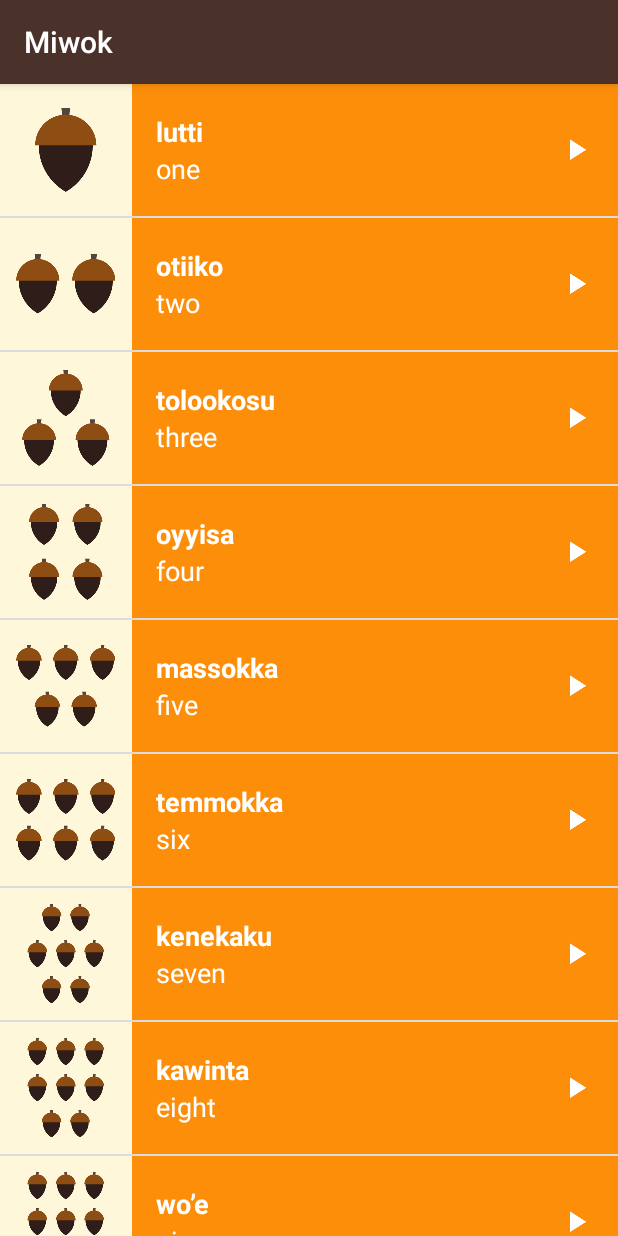
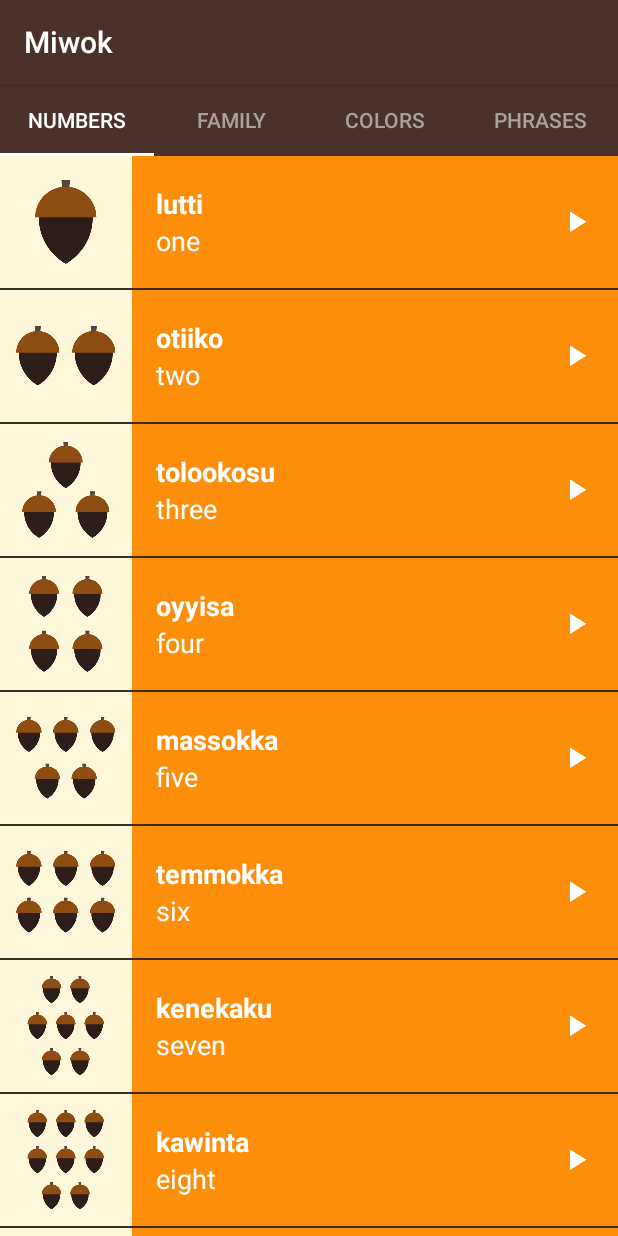
Before and after one commit to loasmo/Miwok, an Android app: the screen it shows after launch (MainActivity), on a phone screen of 412 x 824 dp. Run offline under Robolectric (Android 15) with nearby library versions, the phone set to English and light mode, and no system bars.

Commit message:
Final state

```diff
--- a/app/src/main/java/com/example/android/miwok/CategoryAdapter.java
+++ b/app/src/main/java/com/example/android/miwok/CategoryAdapter.java
@@ -1,5 +1,7 @@
 package com.example.android.miwok;
 
+import android.content.Context;
+import android.support.annotation.Nullable;
 import android.support.v4.app.Fragment;
 import android.support.v4.app.FragmentManager;
 import android.support.v4.app.FragmentPagerAdapter;
@@ -8,9 +10,11 @@ import android.support.v4.app.FragmentPagerAdapter;
  * Provides the appropriate {@link Fragment} for a view pager.
  */
 public class CategoryAdapter extends FragmentPagerAdapter {
+    private Context mContext;
 
-    public CategoryAdapter(FragmentManager fm) {
+    public CategoryAdapter(Context context, FragmentManager fm) {
         super(fm);
+        mContext = context;
     }
 
     @Override
@@ -30,4 +34,18 @@ public class CategoryAdapter extends FragmentPagerAdapter {
     public int getCount() {
         return 4;
     }
+
+    @Nullable
+    @Override
+    public CharSequence getPageTitle(int position) {
+        if (position == 0) {
+            return mContext.getString(R.string.category_numbers);
+        } else if (position == 1) {
+            return mContext.getString(R.string.category_family);
+        } else if (position == 2) {
+            return mContext.getString(R.string.category_colors);
+        } else {
+            return mContext.getString(R.string.category_phrases);
+        }
+    }
 }
--- a/app/src/main/java/com/example/android/miwok/MainActivity.java
+++ b/app/src/main/java/com/example/android/miwok/MainActivity.java
@@ -16,6 +16,7 @@
 package com.example.android.miwok;
 
 import android.os.Bundle;
+import android.support.design.widget.TabLayout;
 import android.support.v4.view.ViewPager;
 import android.support.v7.app.AppCompatActivity;
 
@@ -32,9 +33,18 @@ public class MainActivity extends AppCompatActivity {
         ViewPager viewPager = findViewById(R.id.viewpager);
 
         // Create an adapter that knows which fragment should be shown on each page
-        CategoryAdapter adapter = new CategoryAdapter(getSupportFragmentManager());
+        CategoryAdapter adapter = new CategoryAdapter(this, getSupportFragmentManager());
 
         // Set the adapter onto the view pager
         viewPager.setAdapter(adapter);
+
+        // Give the TabLayout the ViewPager
+        TabLayout tabLayout = findViewById(R.id.sliding_tabs);
+        // Connect the tab layout with the view pager. This will
+        //   1. Update the tab layout when the view pager is swiped
+        //   2. Update the view pager when a tab is selected
+        //   3. Set the tab layout's tab names with the view pager's adapter's titles
+        //      by calling onPageTitle()
+        tabLayout.setupWithViewPager(viewPager);
     }
 }
--- a/app/src/main/res/layout/activity_main.xml
+++ b/app/src/main/res/layout/activity_main.xml
@@ -1,13 +1,21 @@
+<?xml version="1.0" encoding="utf-8"?>
 <LinearLayout xmlns:android="http://schemas.android.com/apk/res/android"
     xmlns:tools="http://schemas.android.com/tools"
     android:layout_width="match_parent"
     android:layout_height="match_parent"
+    android:background="@color/primary_color"
     android:orientation="vertical"
     tools:context="com.example.android.miwok.MainActivity">
+
+    <android.support.design.widget.TabLayout
+        android:id="@+id/sliding_tabs"
+        style="@style/CategoryTab"
+        android:layout_width="match_parent"
+        android:layout_height="wrap_content" />
 
     <android.support.v4.view.ViewPager
         android:id="@+id/viewpager"
         android:layout_width="match_parent"
-        android:layout_height="match_parent" />
+        android:layout_height="match_parent"/>
 
 </LinearLayout>
--- a/app/src/main/res/values/strings.xml
+++ b/app/src/main/res/values/strings.xml
@@ -26,7 +26,7 @@
     <string name="category_numbers">Numbers</string>
 
     <!-- Category name for the vocabulary words for family members [CHAR LIMIT=20] -->
-    <string name="category_family">Family Members</string>
+    <string name="category_family">Family</string>
 
     <!-- TODO: Remove or change this placeholder text -->
     <string name="hello_blank_fragment">Hello blank fragment</string>
--- a/app/src/main/res/values/styles.xml
+++ b/app/src/main/res/values/styles.xml
@@ -30,4 +30,16 @@
         <item name="android:textStyle">bold</item>
         <item name="android:textAppearance">?android:textAppearanceMedium</item>
     </style>
+
+    <!-- Text appearance style for a category tab -->
+    <style name="CategoryTabTextAppearance" parent="TextAppearance.Design.Tab">
+        <item name="android:textColor">#A8A19E</item>
+    </style>
+
+    <!-- Style for a tab that displays a category name -->
+    <style name="CategoryTab" parent="Widget.Design.TabLayout">
+        <item name="tabIndicatorColor">@android:color/white</item>
+        <item name="tabSelectedTextColor">@android:color/white</item>
+        <item name="tabTextAppearance">@style/CategoryTabTextAppearance</item>
+    </style>
 </resources>
```
